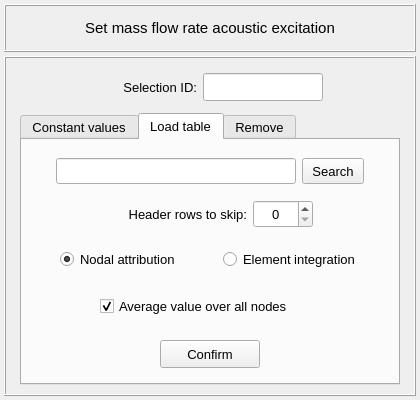
Qt form vibra/interface/data/ui_files/model/setup/acoustic/mass_flow_rate_input.ui (MOPT-UFSC/VIBRA) before a commit.
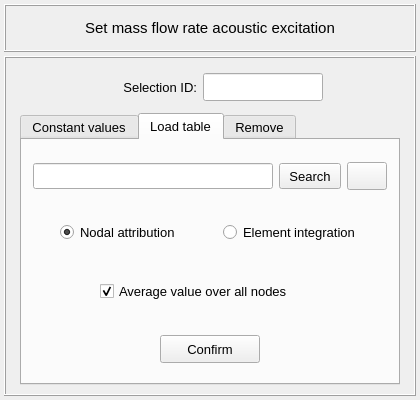
The same form after that commit. The open tabs and pages were chosen to show the change. Icons and pictures are not drawn.

Commit message: Adds filter for frequency ranges in imported tables

Diff of the .ui file:
```diff
--- a/vibra/interface/data/ui_files/model/setup/acoustic/mass_flow_rate_input.ui
+++ b/vibra/interface/data/ui_files/model/setup/acoustic/mass_flow_rate_input.ui
@@ -801,7 +801,7 @@
           <property name="spacing">
            <number>2</number>
           </property>
-          <item row="3" column="0">
+          <item row="2" column="0">
            <widget class="QFrame" name="frame_21">
             <property name="frameShape">
              <enum>QFrame::NoFrame</enum>
@@ -894,45 +894,18 @@
              <property name="verticalSpacing">
               <number>2</number>
              </property>
-             <item row="0" column="2">
-              <widget class="QPushButton" name="pushButton_load_table">
-               <property name="enabled">
-                <bool>true</bool>
+             <item row="0" column="4">
+              <spacer name="horizontalSpacer_12">
+               <property name="orientation">
+                <enum>Qt::Horizontal</enum>
                </property>
-               <property name="sizePolicy">
-                <sizepolicy hsizetype="Expanding" vsizetype="Fixed">
-                 <horstretch>0</horstretch>
-                 <verstretch>0</verstretch>
-                </sizepolicy>
-               </property>
-               <property name="minimumSize">
+               <property name="sizeHint" stdset="0">
                 <size>
-                 <width>62</width>
-                 <height>26</height>
+                 <width>40</width>
+                 <height>20</height>
                 </size>
                </property>
-               <property name="maximumSize">
-                <size>
-                 <width>62</width>
-                 <height>26</height>
-                </size>
-               </property>
-               <property name="font">
-                <font>
-                 <family>MS Shell Dlg 2</family>
-                 <pointsize>10</pointsize>
-                 <weight>50</weight>
-                 <italic>false</italic>
-                 <bold>false</bold>
-                </font>
-               </property>
-               <property name="styleSheet">
-                <string notr="true"/>
-               </property>
-               <property name="text">
-                <string>Search</string>
-               </property>
-              </widget>
+              </spacer>
              </item>
              <item row="0" column="1">
               <widget class="QLineEdit" name="lineEdit_table_path">
@@ -966,6 +939,46 @@
                </property>
               </widget>
              </item>
+             <item row="0" column="2">
+              <widget class="QPushButton" name="pushButton_load_table">
+               <property name="enabled">
+                <bool>true</bool>
+               </property>
+               <property name="sizePolicy">
+                <sizepolicy hsizetype="Expanding" vsizetype="Fixed">
+                 <horstretch>0</horstretch>
+                 <verstretch>0</verstretch>
+                </sizepolicy>
+               </property>
+               <property name="minimumSize">
+                <size>
+                 <width>62</width>
+                 <height>26</height>
+                </size>
+               </property>
+               <property name="maximumSize">
+                <size>
+                 <width>62</width>
+                 <height>26</height>
+                </size>
+               </property>
+               <property name="font">
+                <font>
+                 <family>MS Shell Dlg 2</family>
+                 <pointsize>10</pointsize>
+                 <weight>50</weight>
+                 <italic>false</italic>
+                 <bold>false</bold>
+                </font>
+               </property>
+               <property name="styleSheet">
+                <string notr="true"/>
+               </property>
+               <property name="text">
+                <string>Search</string>
+               </property>
+              </widget>
+             </item>
              <item row="0" column="0">
               <spacer name="horizontalSpacer_11">
                <property name="orientation">
@@ -980,71 +993,25 @@
               </spacer>
              </item>
              <item row="0" column="3">
-              <spacer name="horizontalSpacer_12">
-               <property name="orientation">
-                <enum>Qt::Horizontal</enum>
+              <widget class="QPushButton" name="pushButton_change_frequency_setup">
+               <property name="enabled">
+                <bool>true</bool>
                </property>
-               <property name="sizeHint" stdset="0">
-                <size>
-                 <width>40</width>
-                 <height>20</height>
-                </size>
+               <property name="sizePolicy">
+                <sizepolicy hsizetype="Expanding" vsizetype="Fixed">
+                 <horstretch>0</horstretch>
+                 <verstretch>0</verstretch>
+                </sizepolicy>
                </property>
-              </spacer>
-             </item>
-            </layout>
-           </widget>
-          </item>
-          <item row="1" column="0">
-           <widget class="QFrame" name="frame_11">
-            <property name="minimumSize">
-             <size>
-              <width>260</width>
-              <height>40</height>
-             </size>
-            </property>
-            <property name="maximumSize">
-             <size>
-              <width>400</width>
-              <height>40</height>
-             </size>
-            </property>
-            <property name="frameShape">
-             <enum>QFrame::NoFrame</enum>
-            </property>
-            <property name="frameShadow">
-             <enum>QFrame::Raised</enum>
-            </property>
-            <layout class="QGridLayout" name="gridLayout_14">
-             <property name="leftMargin">
-              <number>2</number>
-             </property>
-             <property name="topMargin">
-              <number>2</number>
-             </property>
-             <property name="rightMargin">
-              <number>2</number>
-             </property>
-             <property name="bottomMargin">
-              <number>2</number>
-             </property>
-             <property name="horizontalSpacing">
-              <number>6</number>
-             </property>
-             <property name="verticalSpacing">
-              <number>2</number>
-             </property>
-             <item row="0" column="1">
-              <widget class="QLabel" name="label_9">
                <property name="minimumSize">
                 <size>
-                 <width>140</width>
+                 <width>40</width>
                  <height>28</height>
                 </size>
                </property>
                <property name="maximumSize">
                 <size>
-                 <width>140</width>
+                 <width>40</width>
                  <height>28</height>
                 </size>
                </property>
@@ -1057,66 +1024,31 @@
                  <bold>false</bold>
                 </font>
                </property>
+               <property name="toolTip">
+                <string>&lt;html&gt;&lt;head/&gt;&lt;body&gt;&lt;p&gt;Filter the frequency range of interest&lt;/p&gt;&lt;/body&gt;&lt;/html&gt;</string>
+               </property>
+               <property name="styleSheet">
+                <string notr="true"/>
+               </property>
                <property name="text">
-                <string>Header rows to skip:</string>
+                <string/>
                </property>
-               <property name="alignment">
-                <set>Qt::AlignRight|Qt::AlignTrailing|Qt::AlignVCenter</set>
+               <property name="icon">
+                <iconset>
+                 <normaloff>../../../../icons/recent.png</normaloff>../../../../icons/recent.png</iconset>
                </property>
-              </widget>
-             </item>
-             <item row="0" column="2">
-              <widget class="QSpinBox" name="spinBox">
-               <property name="minimumSize">
+               <property name="iconSize">
                 <size>
-                 <width>60</width>
-                 <height>28</height>
-                </size>
-               </property>
-               <property name="maximumSize">
-                <size>
-                 <width>60</width>
-                 <height>28</height>
-                </size>
-               </property>
-               <property name="alignment">
-                <set>Qt::AlignCenter</set>
-               </property>
-               <property name="maximum">
-                <number>10</number>
-               </property>
-              </widget>
-             </item>
-             <item row="0" column="0">
-              <spacer name="horizontalSpacer_6">
-               <property name="orientation">
-                <enum>Qt::Horizontal</enum>
-               </property>
-               <property name="sizeHint" stdset="0">
-                <size>
-                 <width>40</width>
+                 <width>20</width>
                  <height>20</height>
                 </size>
                </property>
-              </spacer>
-             </item>
-             <item row="0" column="3">
-              <spacer name="horizontalSpacer_7">
-               <property name="orientation">
-                <enum>Qt::Horizontal</enum>
-               </property>
-               <property name="sizeHint" stdset="0">
-                <size>
-                 <width>40</width>
-                 <height>20</height>
-                </size>
-               </property>
-              </spacer>
+              </widget>
              </item>
             </layout>
            </widget>
           </item>
-          <item row="4" column="0">
+          <item row="3" column="0">
            <widget class="QFrame" name="frame_10">
             <property name="minimumSize">
              <size>
@@ -1186,7 +1118,7 @@
             </layout>
            </widget>
           </item>
-          <item row="2" column="0">
+          <item row="1" column="0">
            <widget class="QFrame" name="frame_16">
             <property name="frameShape">
              <enum>QFrame::NoFrame</enum>
```
The commit also changes 20 other files.
